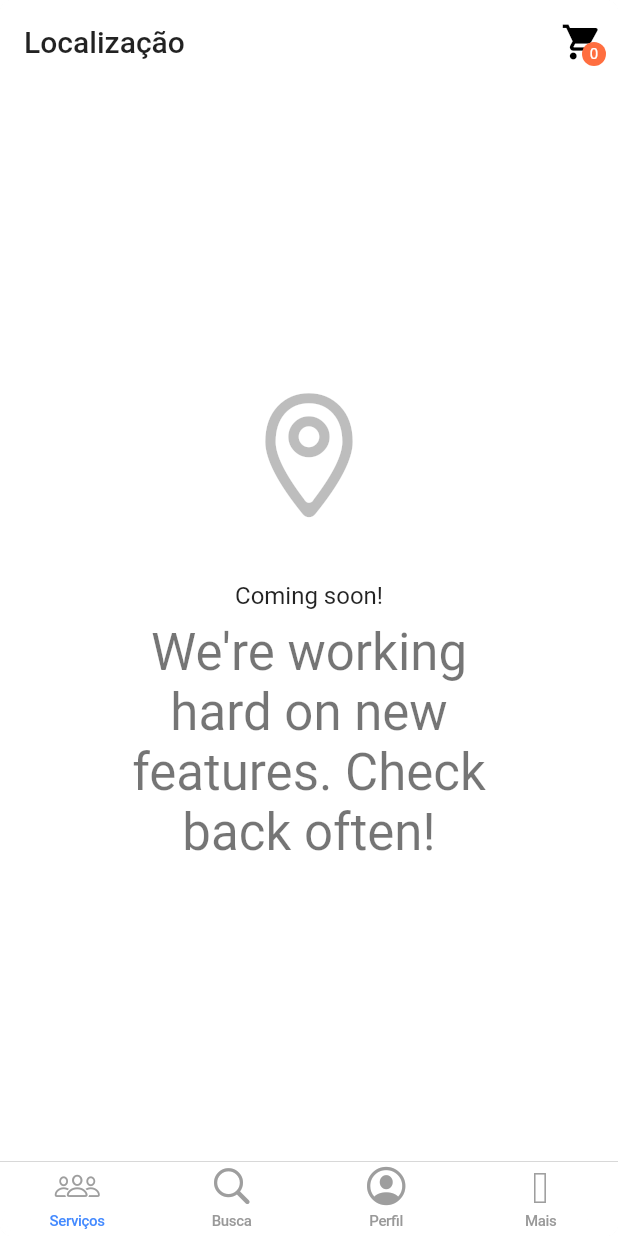
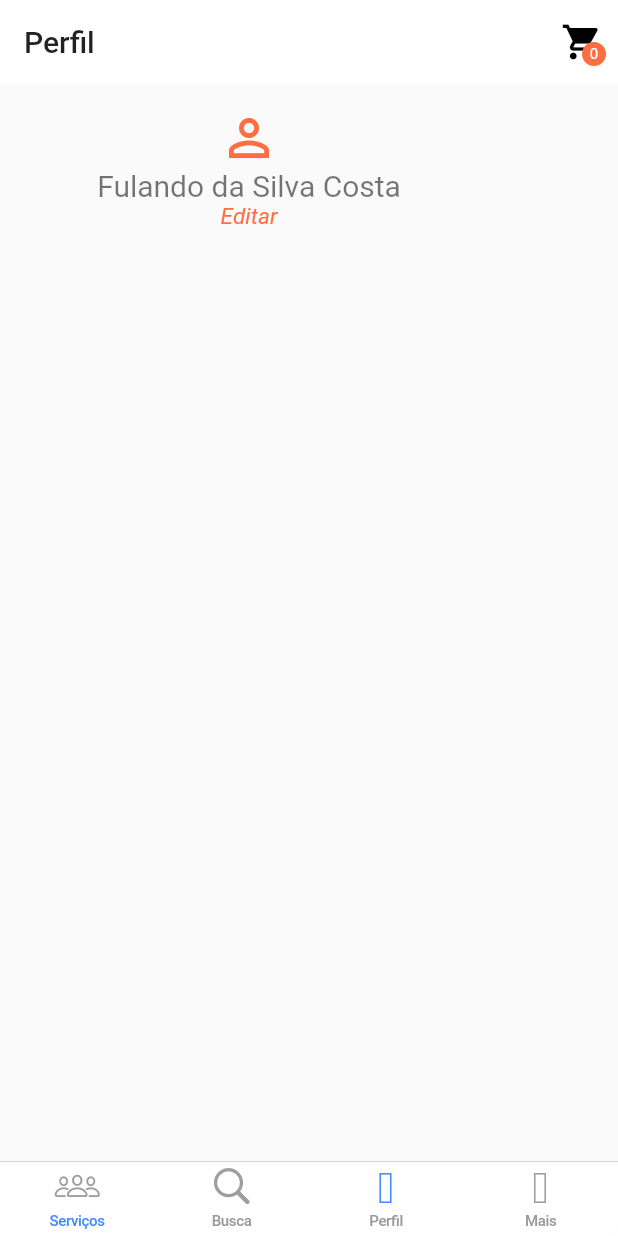
Before and after one commit to tilipim123/iFunnerAPP, a Flutter app: the MainPage screen opened directly, item 3 of the bottom bar chosen, on a phone screen of 412 x 824 dp. Run offline on Flutter 3.47's test engine with Material 2 defaults, Android fonts, the phone set to English and light mode, and no system bars; network calls fail.

Commit message:
tela do usuario

```diff
--- a/lib/bottom_menu_items.dart
+++ b/lib/bottom_menu_items.dart
@@ -4,7 +4,7 @@ import 'package:stream_games/icons.dart';
 enum BottomMenu {
   home,
   categoria,
-  browse,
+  //browse,
   my,
   more,
 }
@@ -15,8 +15,8 @@ String menuItemName(BottomMenu layoutType) {
       return 'Serviços';
     case BottomMenu.categoria:
       return 'Busca';
-    case BottomMenu.browse:
-      return 'Localização';
+    /*case BottomMenu.browse:
+      return 'Localização';*/
     case BottomMenu.my:
       return 'Perfil';
     case BottomMenu.more:
@@ -32,8 +32,8 @@ IconData menuIcon(BottomMenu layoutType) {
       return controllerIcon;
     case BottomMenu.categoria:
       return movieIcon;
-    case BottomMenu.browse:
-      return browseIcon;
+    /*case BottomMenu.browse:
+      return browseIcon;*/
     case BottomMenu.my:
       return profileIcon;
     case BottomMenu.more:
--- a/lib/page/page_main.dart
+++ b/lib/page/page_main.dart
@@ -6,6 +6,7 @@ import 'package:stream_games/page/page_coming_soon.dart';
 import 'package:stream_games/page/page_games.dart';
 
 import 'busca/busca_page.dart';
+import 'user/Screen User/page_user.dart';
 
 class MainPage extends StatefulWidget {
   @override
@@ -101,10 +102,10 @@ class _MainPageState extends State<MainPage> {
         return GamesPage();
       case BottomMenu.categoria:
         return Buscapage();
-      case BottomMenu.browse:
-        return ComingSoonPage(menuIcon(_layoutSelection));
+      /*case BottomMenu.browse:
+        return ComingSoonPage(menuIcon(_layoutSelection));*/
       case BottomMenu.my:
-        return ComingSoonPage(menuIcon(_layoutSelection));
+        return Screenuser();
       case BottomMenu.more:
         return ComingSoonPage(menuIcon(_layoutSelection));
     }
@@ -147,13 +148,13 @@ class _MainPageState extends State<MainPage> {
       case 1:
         _onLayoutSelected(BottomMenu.categoria);
         break;
+      /*case 2:
+        _onLayoutSelected(BottomMenu.browse);
+        break;*/
       case 2:
-        _onLayoutSelected(BottomMenu.browse);
+        _onLayoutSelected(BottomMenu.my);
         break;
       case 3:
-        _onLayoutSelected(BottomMenu.my);
-        break;
-      case 4:
         _onLayoutSelected(BottomMenu.more);
         break;
     }
--- /dev/null
+++ b/lib/page/user/Screen User/Wigets/page_myitens.dart
@@ -0,0 +1,11 @@
+import 'package:flutter/material.dart';
+
+class Myitens extends StatelessWidget {
+  @override
+  Widget build(BuildContext context) {
+    return Container(
+      child: ListView(
+      ),
+    );
+  }
+}
--- /dev/null
+++ b/lib/page/user/Screen User/page_user.dart
@@ -0,0 +1,53 @@
+import 'package:flutter/cupertino.dart';
+import 'package:flutter/material.dart';
+import 'Wigets/page_myitens.dart';
+
+class Screenuser extends StatefulWidget {
+  @override
+  _ScreenuserState createState() => _ScreenuserState();
+}
+
+class _ScreenuserState extends State<Screenuser> {
+
+  @override
+  Widget build(BuildContext context) {
+    return Scaffold(
+      body: SingleChildScrollView(
+        child: Container(
+          margin: EdgeInsets.all(16),
+            height: 100,
+            width: 300,
+            child: Column(
+              children: <Widget>[
+                Icon(
+                  Icons.person_outline,
+                  color: Colors.deepOrangeAccent,
+                  size: 40,
+                ),
+                Text("Fulando da Silva Costa",
+                  style: TextStyle(
+                    fontSize: 20,
+                    color: Colors.black54,
+                  ),
+                ),
+                GestureDetector(
+                  child: Text(
+                    "Editar",
+                    style: TextStyle(
+                      color: Colors.deepOrangeAccent,
+                      fontSize: 15,
+                      fontStyle: FontStyle.italic,
+                    ),
+                  ),
+                  onTap: (){
+
+                  },
+                )
+              ],
+            ),
+        ),
+      ),
+    );
+    Myitens();
+  }
+}
```
